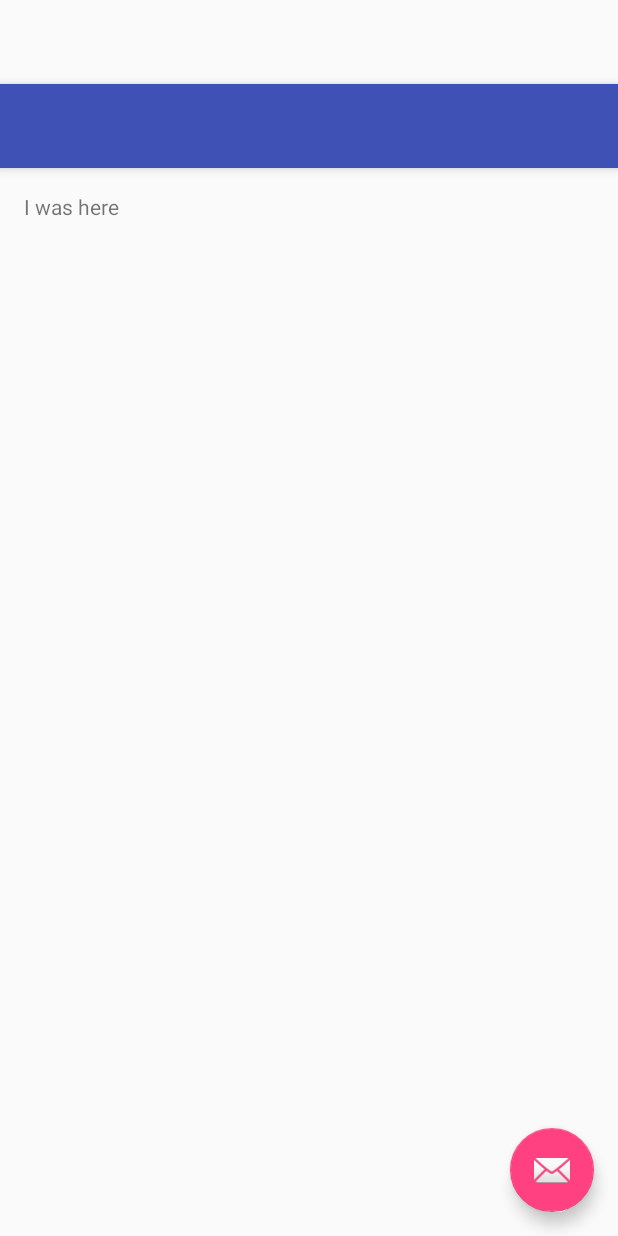
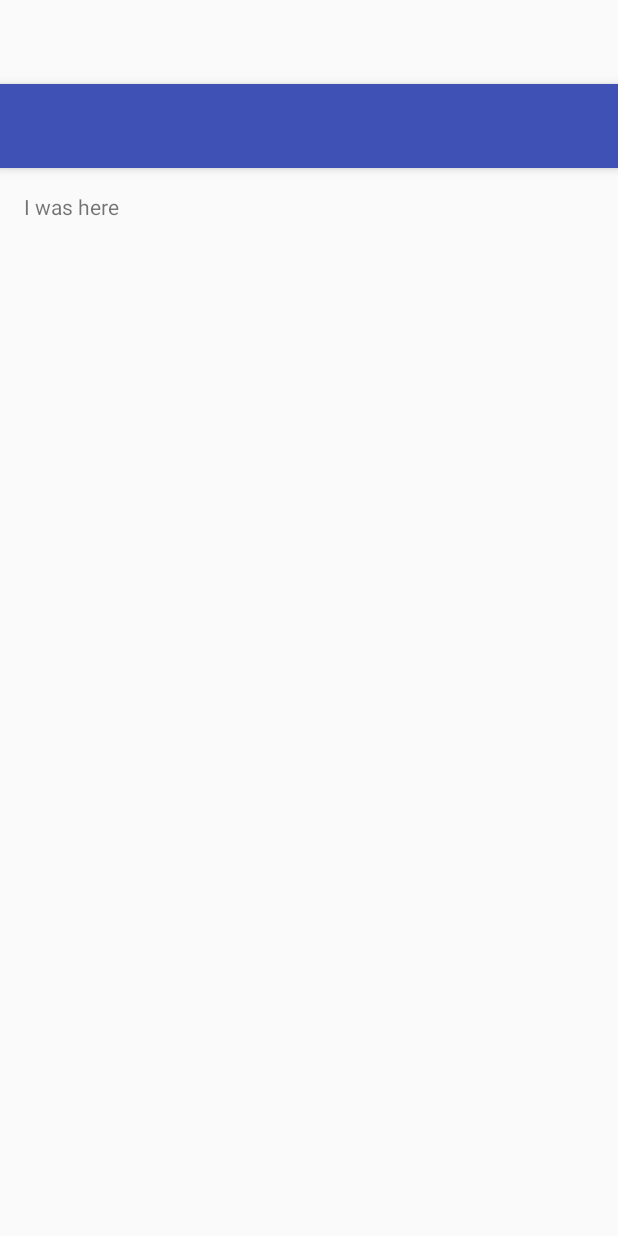
Before and after one commit to jsownz/AndroidStudioProjects, an Android app: the layout activity_main.xml on its own in the app's theme, with its tools: preview values and no code run, on a phone screen of 412 x 824 dp. Run offline under Robolectric (Android 15) with nearby library versions, the phone set to English and light mode, and no system bars.

Commit message:
hiding the automatically created floating button

```diff
--- a/HelloWorld/app/src/main/res/layout/activity_main.xml
+++ b/HelloWorld/app/src/main/res/layout/activity_main.xml
@@ -23,12 +23,12 @@
 
     <include layout="@layout/content_main" />
 
-    <android.support.design.widget.FloatingActionButton
-        android:id="@+id/fab"
-        android:layout_width="wrap_content"
-        android:layout_height="wrap_content"
-        android:layout_gravity="bottom|end"
-        android:layout_margin="@dimen/fab_margin"
-        android:src="@android:drawable/ic_dialog_email" />
+    <!--<android.support.design.widget.FloatingActionButton-->
+        <!--android:id="@+id/fab"-->
+        <!--android:layout_width="wrap_content"-->
+        <!--android:layout_height="wrap_content"-->
+        <!--android:layout_gravity="bottom|end"-->
+        <!--android:layout_margin="@dimen/fab_margin"-->
+        <!--android:src="@android:drawable/ic_dialog_email" />-->
 
 </android.support.design.widget.CoordinatorLayout>
```
Also changed, not shown: HelloWorld/app/src/main/java/com/frozensoliddesigns/helloworld/MainActivity.java (+8 -11 lines).
